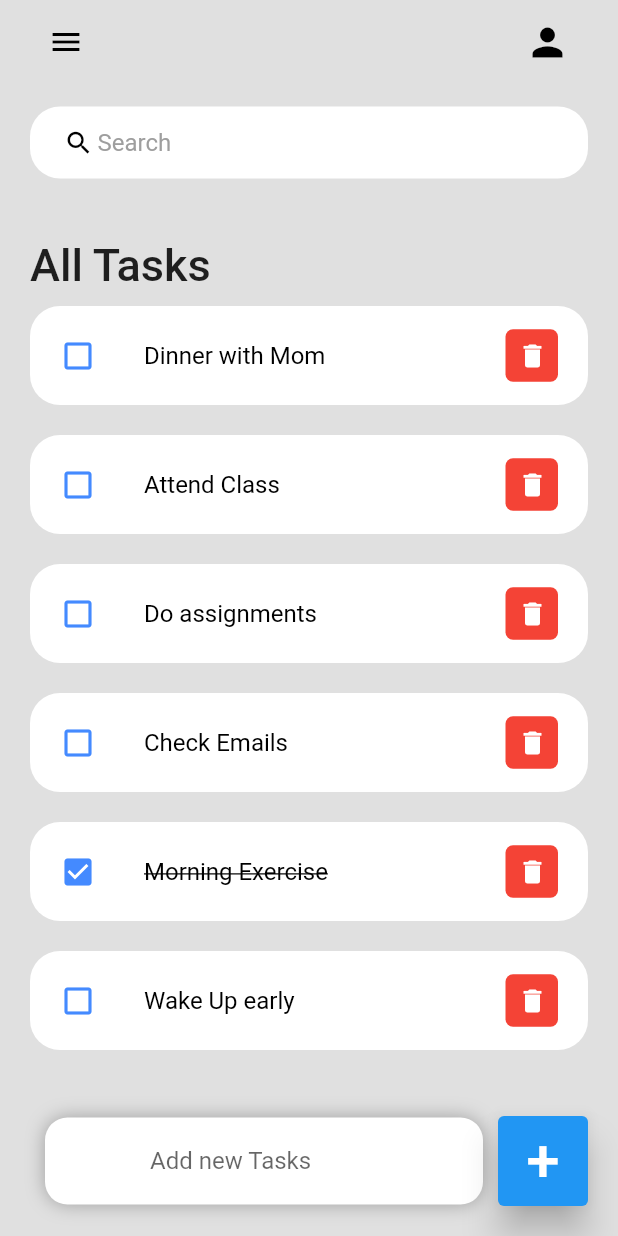
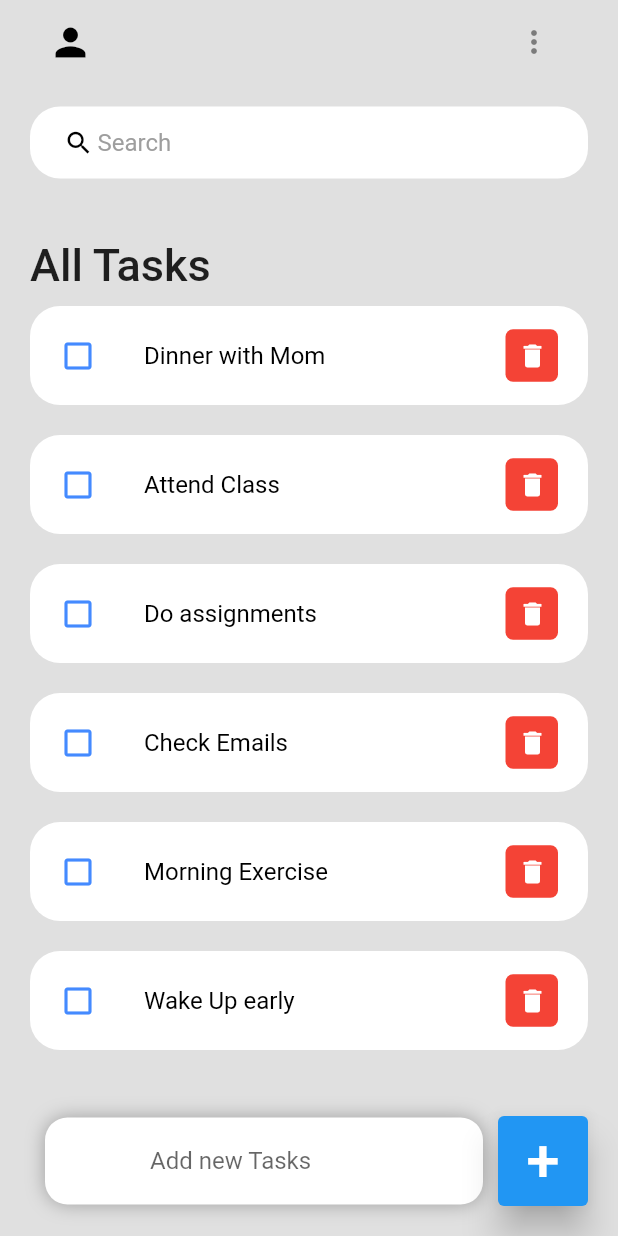
Before and after one commit to Astrodod/Todo, a Flutter app: the screen it shows after launch, on a phone screen of 412 x 824 dp. Run offline on Flutter 3.47's test engine with Material 2 defaults, Android fonts, the phone set to English and light mode, and no system bars.

Commit message:
final commit

```diff
--- a/lib/main.dart
+++ b/lib/main.dart
@@ -12,6 +12,7 @@ class MyApp extends StatelessWidget {
   @override
   Widget build(BuildContext context) {
     return const MaterialApp(
+      debugShowCheckedModeBanner: false,
       home: Home(),
     );
   }
--- a/lib/model/todo.dart
+++ b/lib/model/todo.dart
@@ -17,12 +17,10 @@ class ToDo {
       ToDo(
         id: '01',
         todoText: 'Wake Up early',
-        isDone: false,
       ),
       ToDo(
         id: '02',
         todoText: 'Morning Exercise',
-        isDone: true,
       ),
       ToDo(
         id: '03',
--- a/lib/todo_widget.dart
+++ b/lib/todo_widget.dart
@@ -115,7 +115,7 @@ class _HomeState extends State<Home> {
         ));
   }
 
-// Handling change function
+// Handling change to tasks function
   void _handleToDOChange(ToDo todo) {
     setState(() {
       todo.isDone = !todo.isDone;
@@ -207,16 +207,35 @@ class _HomeState extends State<Home> {
     return AppBar(
       backgroundColor: Colors.grey[300],
       elevation: 0,
-        title: const ListTile(
-          leading: Icon(
-            Icons.menu,
-            color: Colors.black,
-          ),
-          trailing: Icon(
+      title: ListTile(
+        leading: const Icon(
           Icons.person,
           color: Colors.black,
           size: 30,
         ),
-        ));
+        trailing: PopupMenuButton(
+            itemBuilder: (context) => [
+                  // popupmenu item 1
+                  PopupMenuItem(
+                    value: 1,
+                    // row has two child icon and text.
+                    child: Row(
+                      children: const [
+                        Icon(Icons.chrome_reader_mode),
+                        SizedBox(
+                          // sized box with width 10
+                          width: 10,
+                        ),
+                        Text("About"),
+                      ],
+                    ),
+                  )
+                ]
+            // Icon(
+            //   Icons.menu,
+            //   color: Colors.black,
+            ),
+      ),
+    );
   }
 }
```
Lines whose indentation alone changed are shown as unchanged.
